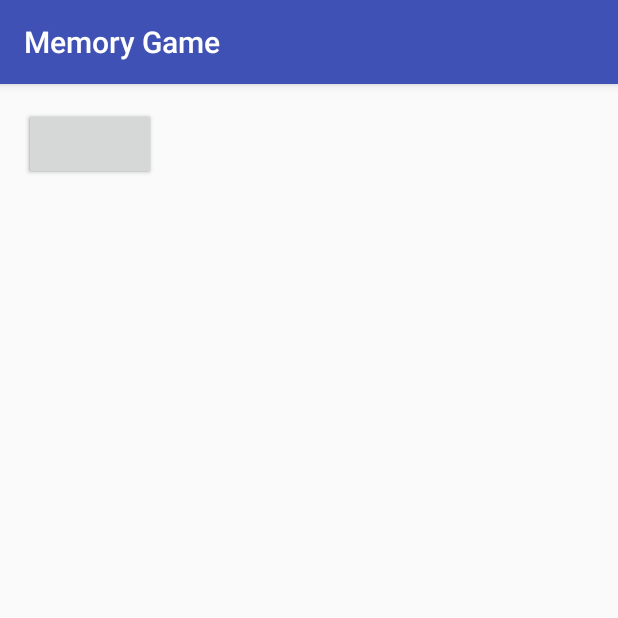
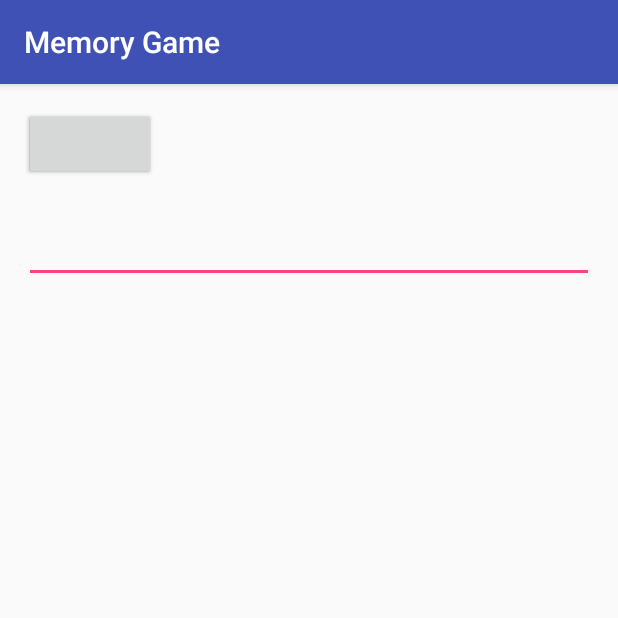
Before and after one commit to Angelo101/MobileComputingassignment2, an Android app: the HighScoresDB screen opened directly, with no data from a screen before it, on a phone screen of 412 x 824 dp, the top half of it. Run offline under Robolectric (Android 15) with nearby library versions, the phone set to English and light mode, and no system bars.

Commit message:
score works

```diff
--- a/MemoryGame2/app/src/main/java/com/example/noobtube/memorygame/HighScoresDB.java
+++ b/MemoryGame2/app/src/main/java/com/example/noobtube/memorygame/HighScoresDB.java
@@ -23,9 +23,9 @@ public class HighScoresDB extends AppCompatActivity {
         editText = (EditText) findViewById(R.id.editText);
         myDB = new DatabaseHelper(this);
         String newEntry = editText.getText().toString();
-        addData(newEntry);
-        addData(Integer.toString(count));
-
+        myDB.addData(newEntry);
+        addData("Hello, World");
+        myDB.getListContents();
 
     }
     public void addData(String newEntry){
--- a/MemoryGame2/app/src/main/res/layout/activity_high_scores_db.xml
+++ b/MemoryGame2/app/src/main/res/layout/activity_high_scores_db.xml
@@ -10,10 +10,6 @@
     android:paddingTop="@dimen/activity_vertical_margin"
     tools:context="com.example.noobtube.memorygame.HighScoresDB">
 
-    <EditText
-        android:layout_width="wrap_content"
-        android:layout_height="wrap_content"
-        android:id="@+id/editText"/>
     <Button
         android:layout_width="wrap_content"
         android:layout_height="wrap_content"
@@ -23,4 +19,12 @@
         android:layout_height="wrap_content"
         android:id="@+id/btnView"/>
 
+    <EditText
+        android:layout_width="match_parent"
+        android:layout_height="wrap_content"
+        android:id="@+id/editText"
+        android:layout_below="@+id/btnAdd"
+        android:layout_alignParentStart="true"
+        android:layout_marginTop="23dp" />
+
 </RelativeLayout>
```
Also changed, not shown: MemoryGame2/app/src/main/java/com/example/noobtube/memorygame/Game4x4Activity.java (+7 -0 lines), MemoryGame2/app/src/main/java/com/example/noobtube/memorygame/ViewListContents.java (+4 -4 lines).
